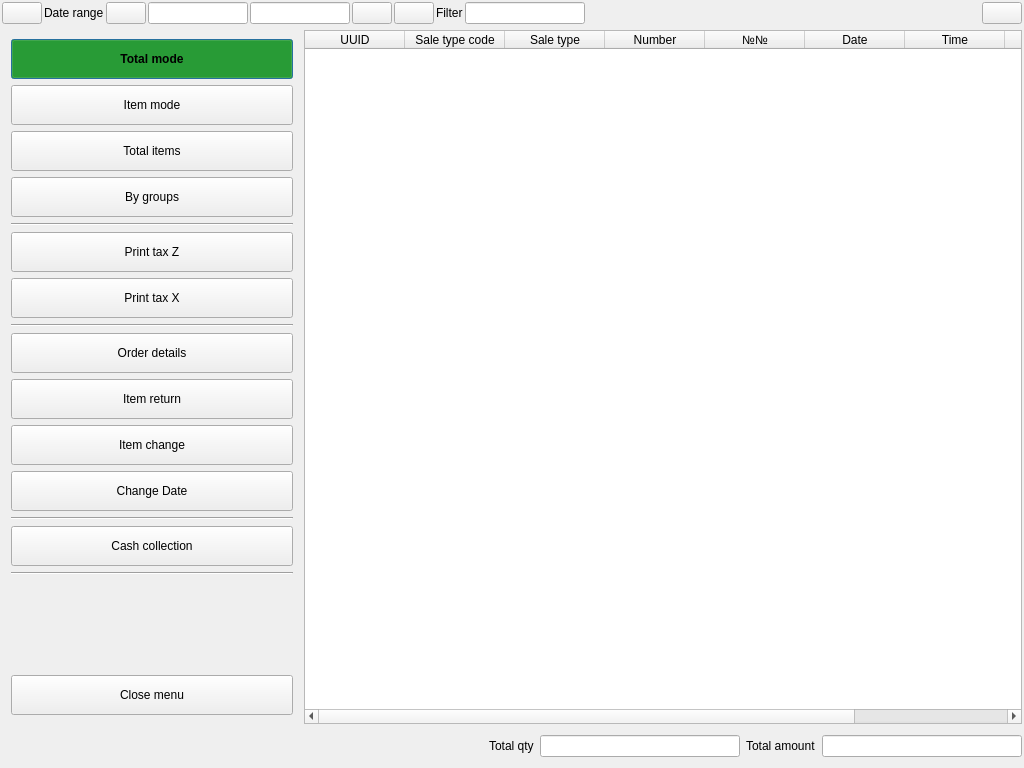
Qt form Shop/sales.ui (End1-1/Cafe5) before a commit.
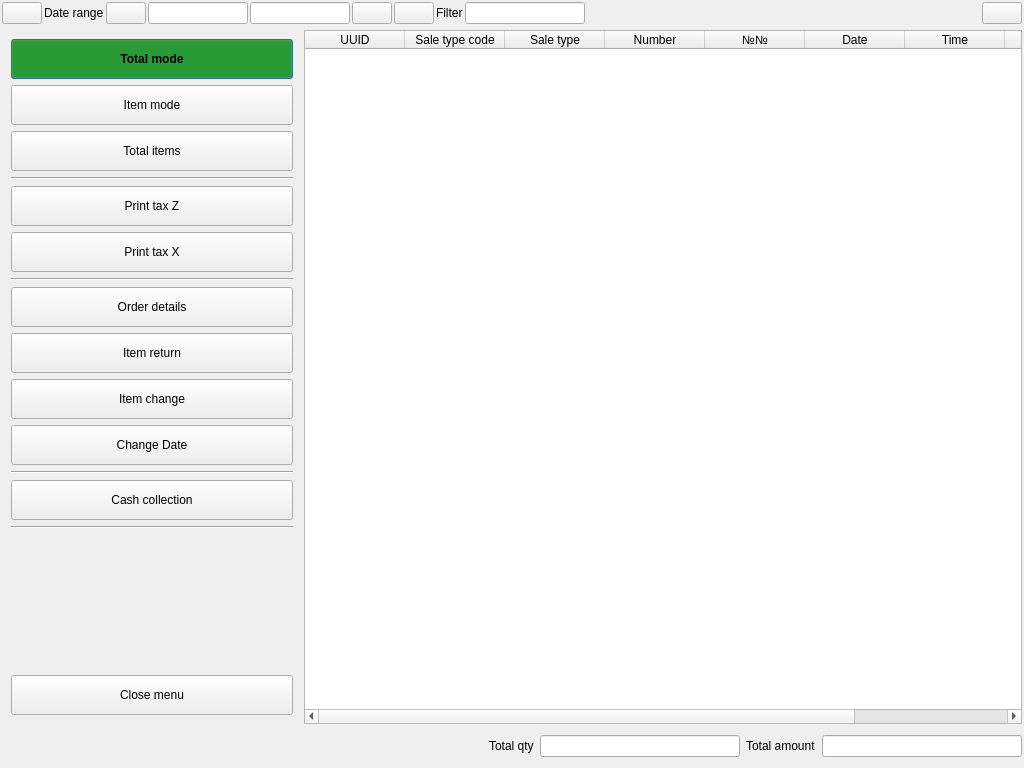
The same form after that commit. Icons and pictures are not drawn. Custom widgets are drawn as their Qt base class.

Diff of the .ui file:
```diff
--- a/Shop/sales.ui
+++ b/Shop/sales.ui
@@ -374,35 +374,6 @@
           </property>
          </widget>
         </item>
-        <item>
-         <widget class="QPushButton" name="btnGroups">
-          <property name="minimumSize">
-           <size>
-            <width>0</width>
-            <height>40</height>
-           </size>
-          </property>
-          <property name="styleSheet">
-           <string notr="true">                QPushButton:checked{
-                    background-color: rgb(0, 150, 0);
-					font-weight:bold;
-                }</string>
-          </property>
-          <property name="text">
-           <string>By groups</string>
-          </property>
-          <property name="icon">
-           <iconset resource="../resources/res.qrc">
-            <normaloff>:/print.png</normaloff>:/print.png</iconset>
-          </property>
-          <property name="checkable">
-           <bool>true</bool>
-          </property>
-          <property name="checked">
-           <bool>false</bool>
-          </property>
-         </widget>
-        </item>
         <item>
          <widget class="Line" name="line">
           <property name="orientation">
```
